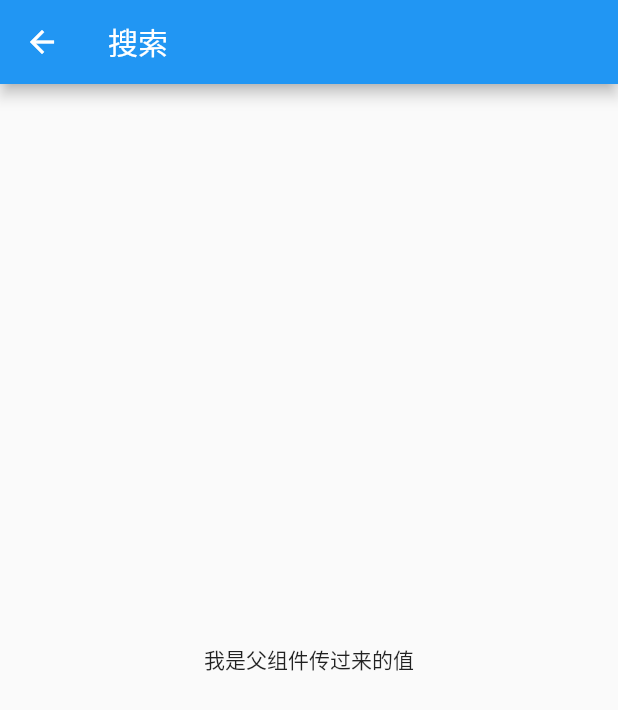
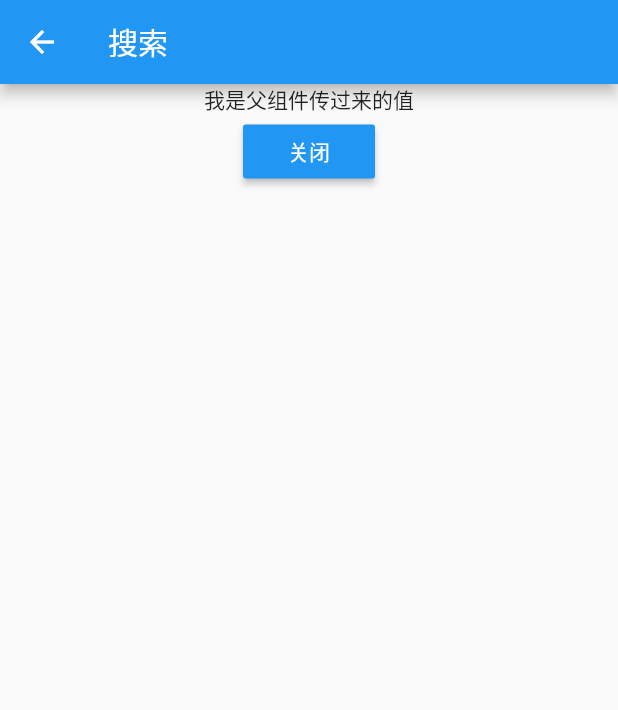
Before and after one commit to PangHuFatcat/flutter_app, a Flutter app: the Search screen opened directly, on a phone screen of 412 x 824 dp. Shown: the top 710 px of the screen. Run offline on Flutter 3.47's test engine with Material 2 defaults, Android fonts, the light colour scheme and no system bars.

Commit message:
基础Navigator练习

```diff
--- a/lib/pages/search.dart
+++ b/lib/pages/search.dart
@@ -16,8 +16,20 @@ class _SearchState extends State<Search> {
       appBar: AppBar(
         title: Text('搜索'),
       ),
-      body: Center(
-        child: Text(this.widget.title),
+      body: Column(
+        children: [
+          Center(
+            child: Text(this.widget.title),
+          ),
+          MaterialButton(
+            color: Colors.blue,
+            textColor: Colors.white,
+            child: Text('关闭'),
+            onPressed: () {
+              Navigator.pop(context);
+            },
+          )
+        ],
       ),
     );
   }
```
